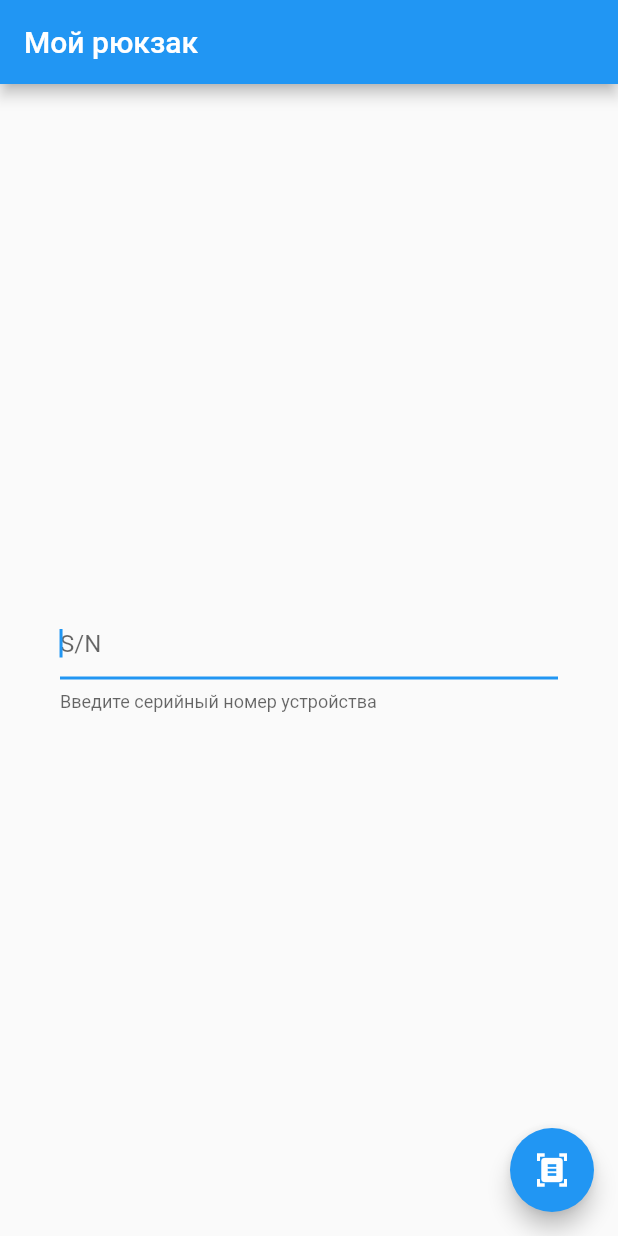
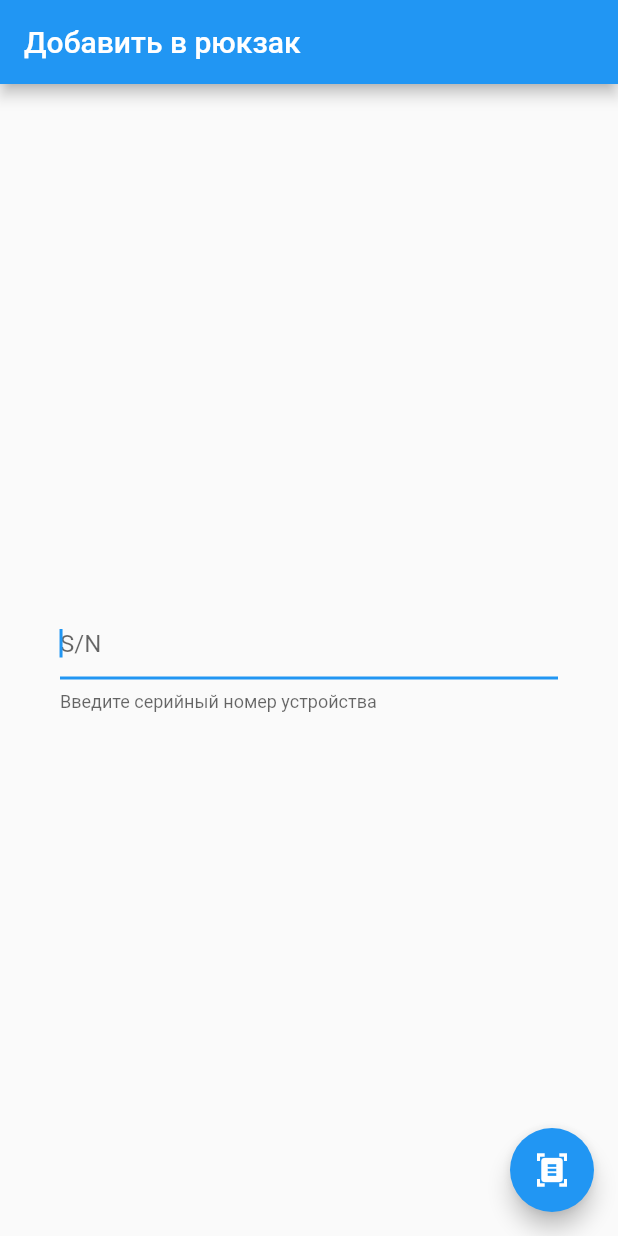
Before and after one commit to alekseylysenko/soft_scanner, a Flutter app: the screen it shows after launch, after a tap on the "add" icon, on a phone screen of 412 x 824 dp. Run offline on Flutter 3.47's test engine with Material 2 defaults, Android fonts, the phone set to English and light mode, and no system bars; our stand-ins replace hive, hive_flutter; missing offline and left inert: flutter_easy_permission, flutter_scankit; accounts and stored records are empty.

Commit message:
мелкие изменнения)

```diff
--- a/lib/screens/add_to_bag_screen.dart
+++ b/lib/screens/add_to_bag_screen.dart
@@ -79,7 +79,7 @@ class _AddToBagScreenState extends State<AddToBagScreen> {
               }
             }),
         appBar: AppBar(
-          title: Container(child: Text('Мой рюкзак')),
+          title: Container(child: Text('Добавить в рюкзак')),
         ),
         body: Center(
           child: SingleChildScrollView(
--- a/lib/screens/bag_screen.dart
+++ b/lib/screens/bag_screen.dart
@@ -68,7 +68,7 @@ class _BagScreenState extends State<BagScreen> {
                         equipmentSingle, int.parse(numberController.text));
                     Navigator.of(context).pop();
                     final snackBar = SnackBar(
-                      content: Text('Yay! A SnackBar!'),
+                      content: Text('Добавлено в историю'),
                       action: SnackBarAction(
                         label: 'Назад',
                         onPressed: () {},
```
Also changed, not shown: 1 other file.
